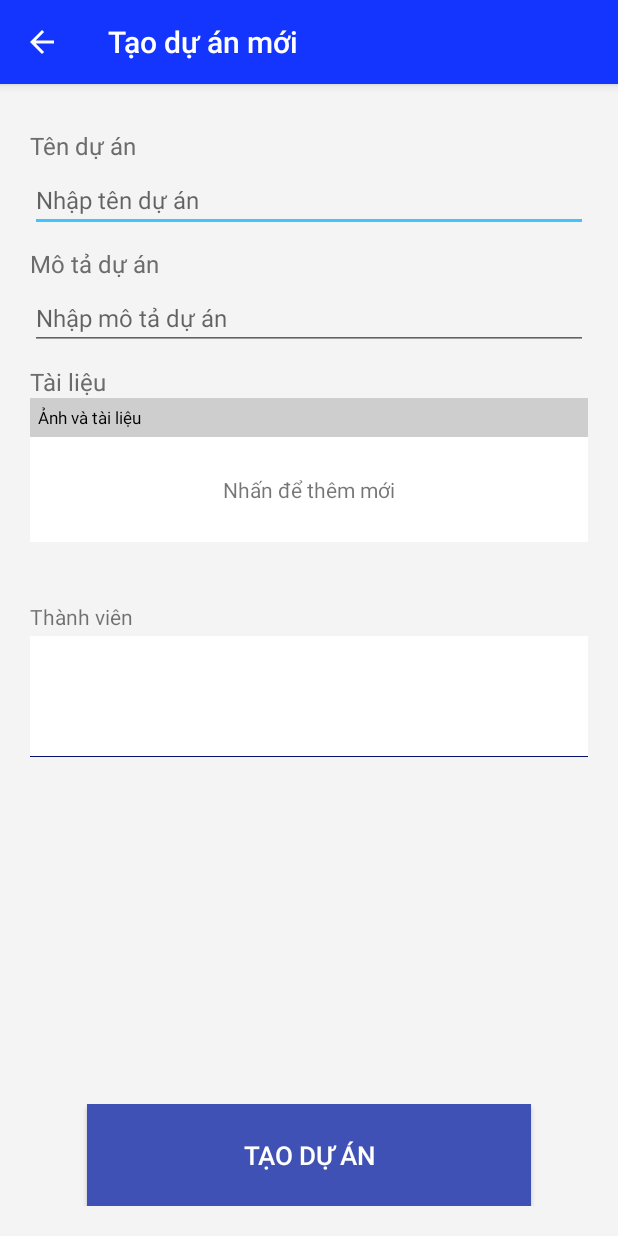
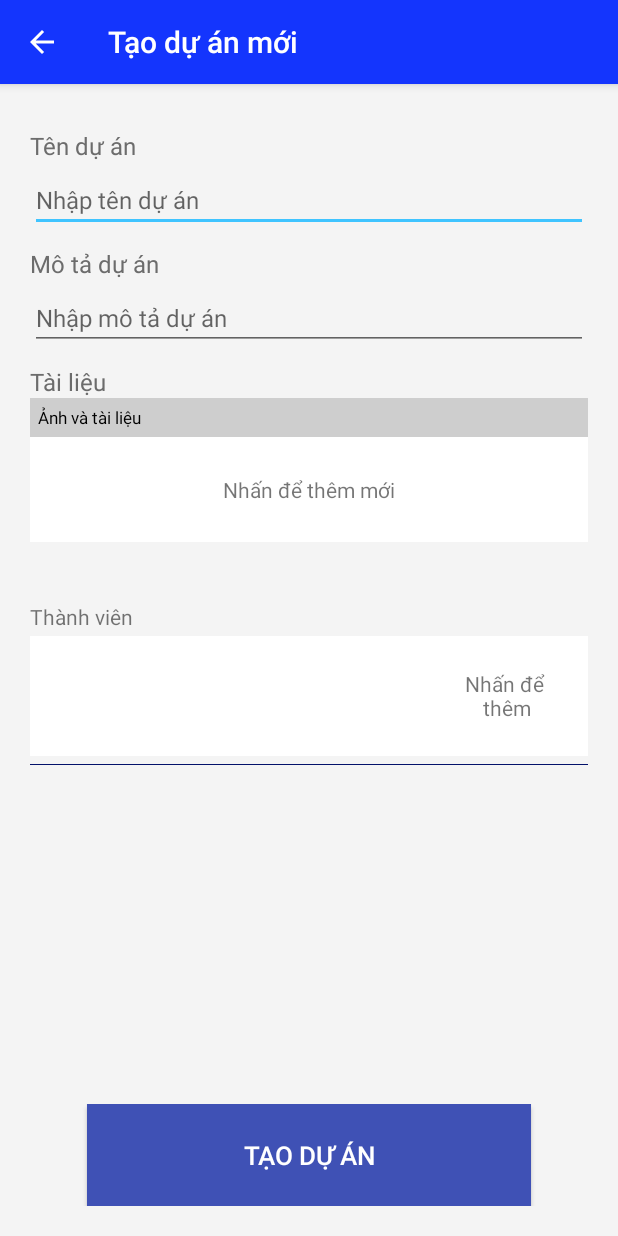
Before and after one commit to pikalogg/ProjectManageV2.0, an Android app: the AddProjectActivity screen opened directly, with no data from a screen before it, on a phone screen of 412 x 824 dp. Run offline under Robolectric (Android 15) with nearby library versions, the phone set to English and light mode, and no system bars; our stand-ins replace Firebase (no records; nobody signed in at launch, a user with empty details on screens opened directly), Picasso.

Commit message:
June 6 pm

```diff
--- a/app/src/main/java/com/pikalong/projectmanagev11/AddProjectActivity.java
+++ b/app/src/main/java/com/pikalong/projectmanagev11/AddProjectActivity.java
@@ -14,6 +14,7 @@ import android.view.Gravity;
 import android.view.MenuItem;
 import android.view.View;
 import android.view.ViewGroup;
+import android.widget.AdapterView;
 import android.widget.Button;
 import android.widget.EditText;
 import android.widget.GridLayout;
@@ -32,6 +33,8 @@ import com.google.firebase.database.FirebaseDatabase;
 import com.google.firebase.database.Query;
 import com.google.firebase.database.ValueEventListener;
 import com.pikalong.projectmanagev11.adapter.MemberBoxAdapter;
+import com.pikalong.projectmanagev11.adapter.ProjectAdapter;
+import com.pikalong.projectmanagev11.model.Project;
 import com.pikalong.projectmanagev11.model.User;
 
 import java.util.ArrayList;
@@ -40,18 +43,21 @@ import java.util.List;
 public class AddProjectActivity extends AppCompatActivity {
     ActionBar actionBar;
 
-    GridView gvAddMem;
-    RelativeLayout rlAddMem;
+    ListView lvAddMem;
+    LinearLayout llAddMem;
     List<String> members;
+    List<String> memberUid;
     MemberBoxAdapter memberBoxAdapter;
 
     boolean checkMem = false;
+    String tmpUid;
     TextView tvAddMem;
 
     @Override
     protected void onCreate(Bundle savedInstanceState) {
         super.onCreate(savedInstanceState);
         setContentView(R.layout.activity_add_project);
+
         addControl();
         addEvent();
         addData();
@@ -63,14 +69,15 @@ public class AddProjectActivity extends AppCompatActivity {
         actionBar.setDisplayHomeAsUpEnabled(true);
 
 
-        gvAddMem = findViewById(R.id.gvAddMem);
-        rlAddMem =findViewById(R.id.rlAddMem);
-//        tvAddMem = findViewById(R.id.tvAddMem);
+        lvAddMem = findViewById(R.id.lvAddMem);
+        llAddMem =findViewById(R.id.llAddMem);
+        memberUid = new ArrayList<>();
+        members = new ArrayList<>();
 
 
     }
     private void addEvent(){
-        rlAddMem.setOnClickListener(new View.OnClickListener() {
+        llAddMem.setOnClickListener(new View.OnClickListener() {
             @Override
             public void onClick(View view) {
                 final AlertDialog.Builder alert = new AlertDialog.Builder(AddProjectActivity.this);
@@ -90,7 +97,7 @@ public class AddProjectActivity extends AppCompatActivity {
                 btnCancel.setOnClickListener(new View.OnClickListener() {
                     @Override
                     public void onClick(View view) {
-                        members.add("pika");
+
                         alertDialog.dismiss();
                     }
                 });
@@ -99,7 +106,8 @@ public class AddProjectActivity extends AppCompatActivity {
                     @Override
                     public void onClick(View view) {
                         tvMemName.setText("");
-                        String uid = edMemId.getText().toString();
+                        final String uid = edMemId.getText().toString();
+                        tmpUid = uid;
                         DatabaseReference reference = FirebaseDatabase.getInstance().getReference("Users");
                         Query query = reference.child(uid);
                         query.addListenerForSingleValueEvent(new ValueEventListener() {
@@ -129,11 +137,21 @@ public class AddProjectActivity extends AppCompatActivity {
                     @Override
                     public void onClick(View view) {
                         if(checkMem){
-                            members.add(tvMemName.getText().toString());
-                            alertDialog.dismiss();
+                            if(memberUid.indexOf(tmpUid) < 0){
+                                members.add(tvMemName.getText().toString());
+                                memberBoxAdapter = new MemberBoxAdapter(members, getApplicationContext());
+                                lvAddMem.setAdapter(memberBoxAdapter);
+
+                                memberUid.add(new String(tmpUid));
+                                alertDialog.dismiss();
+                            }
+                            else{
+                                Toast.makeText(AddProjectActivity.this, "Thành viên đã được thêm trước đó", Toast.LENGTH_LONG).show();
+                                edMemId.setFocusable(true);
+                            }
                         }
                         else {
-                            edMemId.setError("Chưa chọn thành viên");
+                            Toast.makeText(AddProjectActivity.this, "Chưa chọn thành viên", Toast.LENGTH_LONG).show();
                             edMemId.setFocusable(true);
                         }
                     }
@@ -145,13 +163,19 @@ public class AddProjectActivity extends AppCompatActivity {
     }
 
     private  void addData(){
-        members = new ArrayList<>();
-//        members.add(new String("pika"));
         memberBoxAdapter = new MemberBoxAdapter(members, getApplicationContext());
-//        gvAddMem.setAdapter(memberBoxAdapter);
 
-        ListView lvAddMem = findViewById(R.id.lvAddMem);
         lvAddMem.setAdapter(memberBoxAdapter);
+
+        lvAddMem.setOnItemClickListener(new AdapterView.OnItemClickListener() {
+            @Override
+            public void onItemClick(AdapterView<?> adapterView, View view, int i, long l) {
+                members.remove(i);
+                memberUid.remove(i);
+                memberBoxAdapter = new MemberBoxAdapter(members, getApplicationContext());
+                lvAddMem.setAdapter(memberBoxAdapter);
+            }
+        });
 
 
     }
--- a/app/src/main/java/com/pikalong/projectmanagev11/RegisterActivity.java
+++ b/app/src/main/java/com/pikalong/projectmanagev11/RegisterActivity.java
@@ -144,6 +144,7 @@ public class RegisterActivity extends AppCompatActivity {
                             hashMap.put("uid", uid);
                             hashMap.put("name", name);
                             hashMap.put("typingTo", "noOne");
+                            hashMap.put("projects", "");
                             hashMap.put("phone", phone);
                             hashMap.put("birthday", ""); //lấy sau
                             hashMap.put("gender", "Nam");//lấy sau
--- /dev/null
+++ b/app/src/main/res/drawable/ic_clear_black_24dp.xml
@@ -0,0 +1,9 @@
+<vector xmlns:android="http://schemas.android.com/apk/res/android"
+        android:width="24dp"
+        android:height="24dp"
+        android:viewportWidth="24.0"
+        android:viewportHeight="24.0">
+    <path
+        android:fillColor="#FF000000"
+        android:pathData="M19,6.41L17.59,5 12,10.59 6.41,5 5,6.41 10.59,12 5,17.59 6.41,19 12,13.41 17.59,19 19,17.59 13.41,12z"/>
+</vector>
--- a/app/src/main/res/layout/activity_add_project.xml
+++ b/app/src/main/res/layout/activity_add_project.xml
@@ -136,26 +136,34 @@
                         android:text="Thành viên" />
 
 
-                    <RelativeLayout
-                        android:id="@+id/rlAddMem"
+                    <LinearLayout
+                        android:id="@+id/llAddMem"
                         android:layout_width="match_parent"
                         android:background="@color/colorWhite"
+                        android:weightSum="10"
                         android:layout_height="80dp">
-                        <GridView
-                            android:id="@+id/gvAddMem"
+                        <ListView
+                            android:id="@+id/lvAddMem"
                             android:layout_width="match_parent"
-                            android:layout_height="wrap_content"
-                            android:minHeight="40dp"
-                            android:numColumns="3"/>
+                            android:layout_height="match_parent"
+                            android:layout_marginLeft="15dp"
+                            android:layout_marginTop="5dp"
+                            android:layout_marginBottom="3dp"
+                            android:layout_weight="3"
+                            android:stretchMode="columnWidth"/>
+                        <TextView
+                            android:textAlignment="center"
+                            android:gravity="center"
+                            android:layout_width="match_parent"
+                            android:layout_height="match_parent"
+                            android:layout_weight="7"
+                            android:text="Nhấn để\n thêm"/>
 
-                    </RelativeLayout>
-                    <ListView
-                        android:id="@+id/lvAddMem"
-                        android:layout_width="match_parent"
-                        android:layout_height="wrap_content"
-                        android:minHeight="40dp"/>
+                    </LinearLayout>
+
 
                     <View
+                        android:layout_marginTop="5dp"
                         android:layout_width="match_parent"
                         android:background="@color/colorPrimaryDark"
                         android:layout_height="0.3dp" />
--- a/app/src/main/res/layout/activity_dashboard.xml
+++ b/app/src/main/res/layout/activity_dashboard.xml
@@ -66,7 +66,7 @@
             <ListView
                 android:id="@+id/listview"
                 android:layout_width="match_parent"
-                android:layout_height="match_parent"></ListView>
+                android:layout_height="match_parent"/>
 
             <ImageButton
                 android:id="@+id/btn_add"
--- a/app/src/main/res/layout/activity_login.xml
+++ b/app/src/main/res/layout/activity_login.xml
@@ -69,7 +69,7 @@
                     android:id="@+id/passwordEd"
                     android:layout_width="match_parent"
                     android:layout_height="wrap_content"
-                    android:hint="Password"
+                    android:hint="Mật khẩu"
                     android:paddingTop="30dp"
                     android:layout_marginLeft="28dp"
                     android:layout_marginRight="28dp"
--- a/app/src/main/res/layout/activity_update_profile_activyty.xml
+++ b/app/src/main/res/layout/activity_update_profile_activyty.xml
@@ -17,8 +17,7 @@
                 android:id="@+id/imgCover"
                 android:layout_width="match_parent"
                 android:layout_height="200dp"
-                android:scaleType="centerCrop"
-                android:src="@drawable/defause_bgr" />
+                android:scaleType="centerCrop" />
 
 
             <LinearLayout
@@ -35,8 +34,7 @@
                     <ImageView
                         android:id="@+id/imgAva"
                         android:layout_width="match_parent"
-                        android:layout_height="match_parent"
-                        android:src="@drawable/default_avatar" />
+                        android:layout_height="match_parent" />
 
                 </androidx.cardview.widget.CardView>
 
```
Also changed, not shown: app/src/main/java/com/pikalong/projectmanagev11/DashboardActivity.java (+10 -2 lines), app/src/main/java/com/pikalong/projectmanagev11/UpdateProfileActivyty.java (+244 -21 lines), app/src/main/java/com/pikalong/projectmanagev11/adapter/MemberBoxAdapter.java (+10 -1 lines), app/src/main/java/com/pikalong/projectmanagev11/model/User.java (+9 -2 lines), app/src/main/res/layout/member_box.xml (+17 -18 lines).
